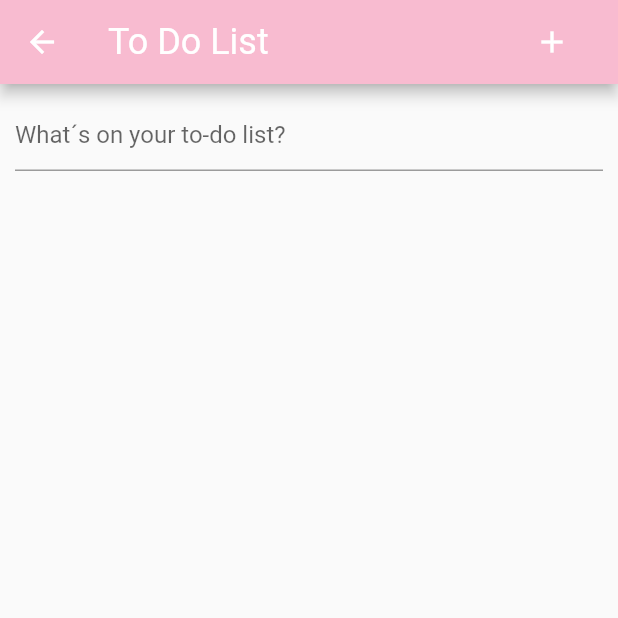
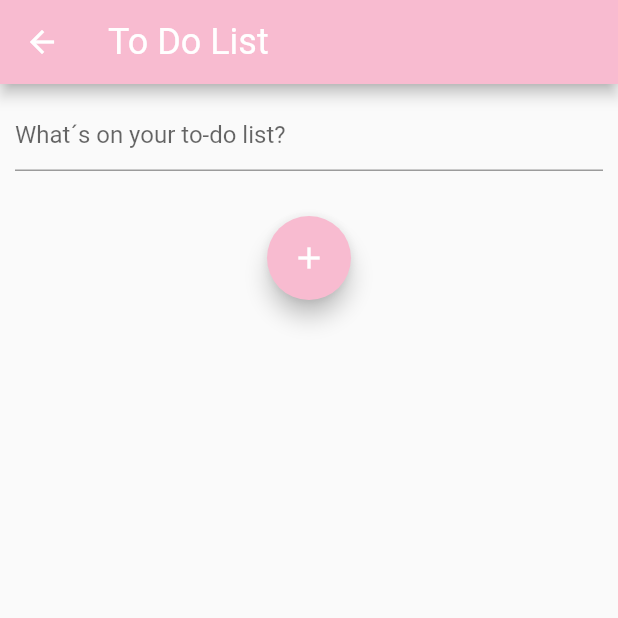
Before and after one commit to gu-tig169-ht21/gusfasag, a Flutter app: the SecondView screen opened directly, on a phone screen of 412 x 824 dp, the top half of it. Run offline on Flutter 3.47's test engine with Material 2 defaults, Android fonts, the phone set to English and light mode, and no system bars; Roboto replaces fonts that are missing (Helvetica).

Commit message:
ny add-knapp

```diff
--- a/lib/second_view.dart
+++ b/lib/second_view.dart
@@ -12,10 +12,18 @@ class SecondView extends StatelessWidget {
         title: const Text('To Do List'),
         titleTextStyle: const TextStyle(fontSize: 24),
         backgroundColor: Colors.pink[100],
-          actions: [
-            MaterialButton(
-              textColor: Colors.white,
-              child: const Icon(Icons.add),
+      ),
+      body: Column(children: [
+        _nameInputField(),
+        Container(
+          padding: EdgeInsets.all(10),
+        ),
+        FloatingActionButton(
+          backgroundColor: Colors.pink[100],
+          child: const Icon(
+            Icons.add,
+            color: Colors.white,
+          ),
           onPressed: () {
             text = textcontroller.text;
             Provider.of<MyState>(context, listen: false)
@@ -24,11 +32,6 @@ class SecondView extends StatelessWidget {
           },
         ),
       ]),
-      body: Column(
-        children: [
-          _nameInputField(),
-        ],
-      ),
     );
   }
 
```
Lines whose indentation alone changed are shown as unchanged.
